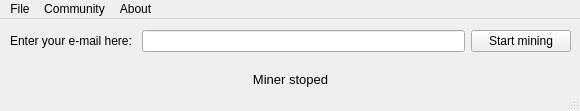
First picture: the form in mainwindow.ui, repository fortune1dev/gold_client, before the edit.
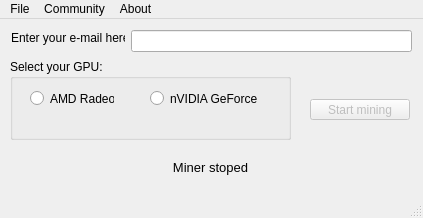
Second picture: the form after the edit.

The edit to the form file:
```diff
--- a/mainwindow.ui
+++ b/mainwindow.ui
@@ -6,8 +6,8 @@
    <rect>
     <x>0</x>
     <y>0</y>
-    <width>580</width>
-    <height>111</height>
+    <width>423</width>
+    <height>218</height>
    </rect>
   </property>
   <property name="windowTitle">
@@ -18,9 +18,9 @@
     <property name="geometry">
      <rect>
       <x>10</x>
-      <y>50</y>
-      <width>561</width>
-      <height>20</height>
+      <y>140</y>
+      <width>401</width>
+      <height>16</height>
      </rect>
     </property>
     <property name="font">
@@ -38,28 +38,67 @@
      <set>Qt::AlignCenter</set>
     </property>
    </widget>
-   <widget class="QWidget" name="layoutWidget">
+   <widget class="QGroupBox" name="groupBox">
     <property name="geometry">
      <rect>
       <x>10</x>
-      <y>10</y>
-      <width>561</width>
-      <height>24</height>
+      <y>40</y>
+      <width>281</width>
+      <height>81</height>
      </rect>
     </property>
-    <layout class="QHBoxLayout" name="horizontalLayout">
-     <item>
-      <widget class="QLabel" name="label">
+    <property name="title">
+     <string>Select your GPU:</string>
+    </property>
+    <widget class="QRadioButton" name="radioAMD">
+     <property name="geometry">
+      <rect>
+       <x>20</x>
+       <y>30</y>
+       <width>84</width>
+       <height>19</height>
+      </rect>
+     </property>
        <property name="text">
-        <string>Enter your e-mail here: </string>
-       </property>
-      </widget>
-     </item>
-     <item>
-      <widget class="QLineEdit" name="lineEditEmail"/>
-     </item>
-     <item>
+      <string>AMD Radeon</string>
+     </property>
+    </widget>
+    <widget class="QRadioButton" name="radioNVIDIA">
+     <property name="geometry">
+      <rect>
+       <x>140</x>
+       <y>30</y>
+       <width>111</width>
+       <height>19</height>
+      </rect>
+     </property>
+     <property name="text">
+      <string>nVIDIA GeForce</string>
+     </property>
+    </widget>
+   </widget>
+   <widget class="QLineEdit" name="lineEditEmail">
+    <property name="geometry">
+     <rect>
+      <x>131</x>
+      <y>11</y>
+      <width>281</width>
+      <height>22</height>
+     </rect>
+    </property>
+   </widget>
       <widget class="QPushButton" name="m_startMiningButton">
+    <property name="enabled">
+     <bool>false</bool>
+    </property>
+    <property name="geometry">
+     <rect>
+      <x>310</x>
+      <y>80</y>
+      <width>100</width>
+      <height>21</height>
+     </rect>
+    </property>
        <property name="sizePolicy">
         <sizepolicy hsizetype="Fixed" vsizetype="Fixed">
          <horstretch>0</horstretch>
@@ -85,8 +124,18 @@
         <bool>true</bool>
        </property>
       </widget>
-     </item>
-    </layout>
+   <widget class="QLabel" name="label">
+    <property name="geometry">
+     <rect>
+      <x>11</x>
+      <y>11</y>
+      <width>114</width>
+      <height>16</height>
+     </rect>
+    </property>
+    <property name="text">
+     <string>Enter your e-mail here: </string>
+    </property>
    </widget>
   </widget>
   <widget class="QMenuBar" name="menubar">
@@ -94,7 +143,7 @@
     <rect>
      <x>0</x>
      <y>0</y>
-     <width>580</width>
+     <width>423</width>
      <height>20</height>
     </rect>
    </property>
```
Left out of the diff: 19 changed lines with no effect on the pictures. Lines whose indentation alone changed are shown as unchanged.
